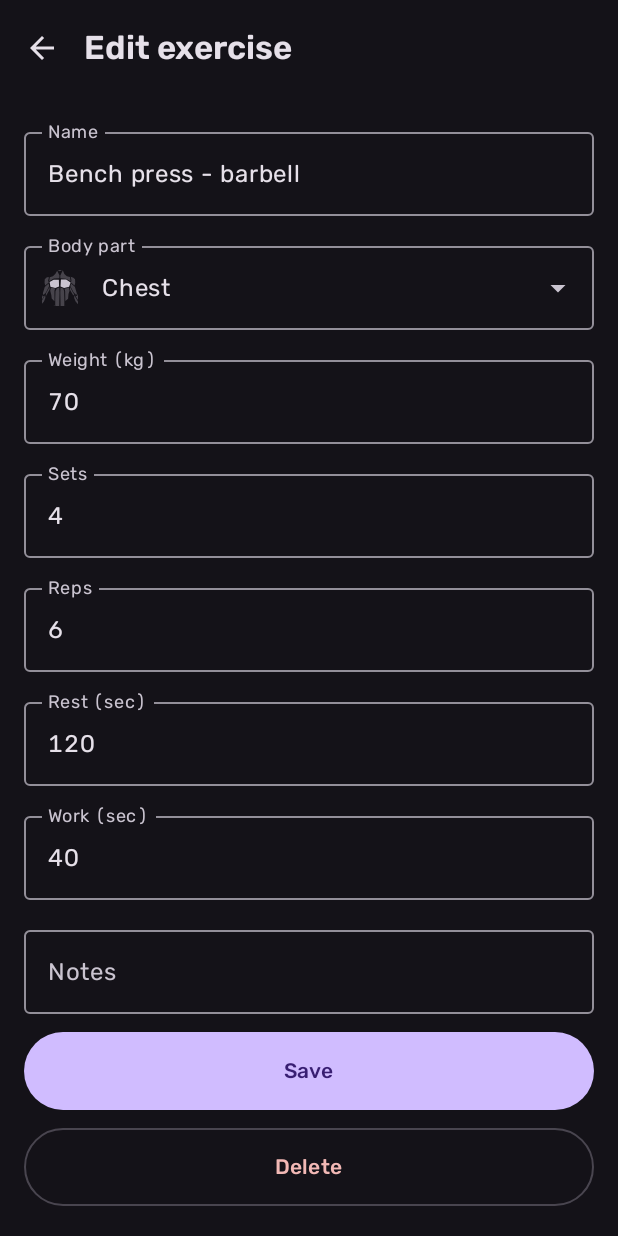
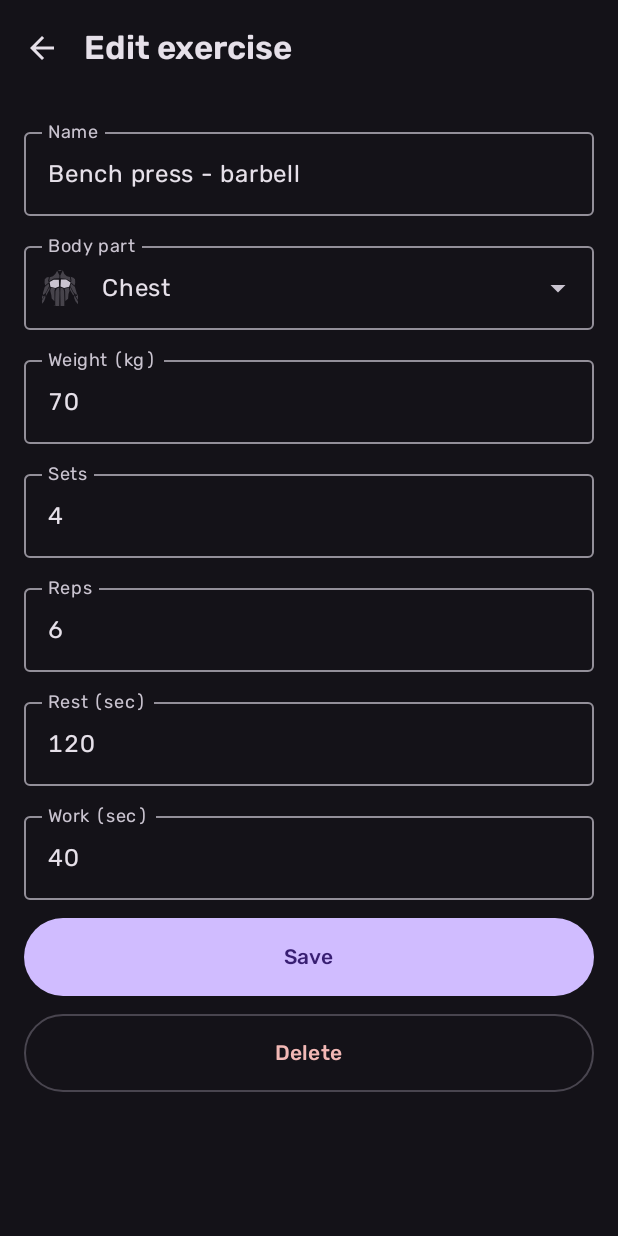
Before and after one commit to barelimelech94/sga, an Android app built with Jetpack Compose: the ExercisesScreen screen opened through its navigation route, after a tap on "Bench press - barbell", on a phone screen of 412 x 824 dp. Run offline under Robolectric (Android 15) with nearby library versions, the phone set to English and light mode, and no system bars; our stand-ins replace Room's generated code.

Commit message:
Workout resume reopens the exercise in progress; drop the unused exercise notes field
Resuming with sets logged now selects the most recently logged exercise if it
still has sets left (defaultSelection, already tested but never wired), else the
next planned one. The card outline follows the same rule when nothing is open.

Notes are gone from the exercise editor. The column stays in the Room entity so
the schema (v1, no migrations) and old backups remain compatible.

```diff
--- a/app/src/main/java/com/bar/sga/data/Entities.kt
+++ b/app/src/main/java/com/bar/sga/data/Entities.kt
@@ -17,6 +17,7 @@ data class Exercise(
     val reps: Int,
     val restSec: Int,
     val workSec: Int,
+    /** Unused (no longer shown or edited). Kept so the Room schema and old backups stay compatible. */
     val notes: String = "",
     val archived: Boolean = false,
 )
--- a/app/src/main/java/com/bar/sga/data/GymDb.kt
+++ b/app/src/main/java/com/bar/sga/data/GymDb.kt
@@ -30,7 +30,7 @@ abstract class GymDb : RoomDatabase() {
                     val exerciseId = db.insert("Exercise", 0, ContentValues().apply {
                         put("name", e.name); put("bodyPart", e.bodyPart); put("weightKg", e.weightKg)
                         put("sets", e.sets); put("reps", e.reps); put("restSec", e.restSec)
-                        put("workSec", e.workSec); put("notes", e.notes); put("archived", 0)
+                        put("workSec", e.workSec); put("notes", ""); put("archived", 0)
                     })
                     db.insert("SessionExercise", 0, ContentValues().apply {
                         put("sessionId", sessionId); put("exerciseId", exerciseId); put("position", i)
--- a/app/src/main/java/com/bar/sga/ui/ExerciseEditScreen.kt
+++ b/app/src/main/java/com/bar/sga/ui/ExerciseEditScreen.kt
@@ -52,19 +52,18 @@ fun ExerciseEditScreen(id: Long, onDone: () -> Unit, vm: ExerciseEditViewModel =
     var reps by remember { mutableStateOf("10") }
     var rest by remember { mutableStateOf("120") }
     var work by remember { mutableStateOf("40") }
-    var notes by remember { mutableStateOf("") }
     var error by remember { mutableStateOf<Int?>(null) }
     var confirmDelete by remember { mutableStateOf(false) }
     var confirmSave by remember { mutableStateOf(false) }
     var confirmLeave by remember { mutableStateOf(false) }
     var saved by remember { mutableStateOf(emptyList<String>()) } // field values as loaded (the defaults, for a new exercise)
-    fun values() = listOf(name, body.name, weight, sets, reps, rest, work, notes)
+    fun values() = listOf(name, body.name, weight, sets, reps, rest, work)
     fun dirty() = ready && values() != saved
 
     LaunchedEffect(id) {
         vm.load(id)?.let { e ->
             loaded = e; name = e.name; body = BodyGroup.from(e.bodyPart); weight = formatKg(e.weightKg)
-            sets = "${e.sets}"; reps = "${e.reps}"; rest = "${e.restSec}"; work = "${e.workSec}"; notes = e.notes
+            sets = "${e.sets}"; reps = "${e.reps}"; rest = "${e.restSec}"; work = "${e.workSec}"
         }
         saved = values()
         ready = true
@@ -88,7 +87,7 @@ fun ExerciseEditScreen(id: Long, onDone: () -> Unit, vm: ExerciseEditViewModel =
         if (loaded != null && dirty() && !confirmed) { confirmSave = true; return }
         vm.save(
             Exercise(id = loaded?.id ?: 0, name = name.trim(), bodyPart = body.name, weightKg = w!!, sets = s!!, reps = r!!,
-                restSec = rs!!, workSec = wk!!, notes = notes, archived = false),
+                restSec = rs!!, workSec = wk!!, archived = false),
             onDone,
         )
     }
@@ -136,7 +135,6 @@ fun ExerciseEditScreen(id: Long, onDone: () -> Unit, vm: ExerciseEditViewModel =
                 keyboardOptions = KeyboardOptions(keyboardType = KeyboardType.Number))
             OutlinedTextField(work, { work = it }, Modifier.fillMaxWidth(), label = { Text(stringResource(R.string.label_work_sec)) }, singleLine = true,
                 keyboardOptions = KeyboardOptions(keyboardType = KeyboardType.Number))
-            OutlinedTextField(notes, { notes = it }, Modifier.fillMaxWidth(), label = { Text(stringResource(R.string.label_notes)) })
             error?.let { Text(stringResource(it), color = MaterialTheme.colorScheme.error) }
             Button(onClick = { save() }, Modifier.fillMaxWidth().height(52.dp)) { Text(stringResource(R.string.save)) }
             if (loaded != null) {
--- a/app/src/main/java/com/bar/sga/ui/WorkoutScreen.kt
+++ b/app/src/main/java/com/bar/sga/ui/WorkoutScreen.kt
@@ -93,6 +93,17 @@ class WorkoutViewModel(app: Application) : AndroidViewModel(app) {
     /** Explicit choice (SessionExercise.id); null = no exercise selected, panel hidden. Not persisted. */
     val selectedId = MutableStateFlow<Long?>(null)
 
+    init {
+        // Resuming a workout with sets logged: reopen the exercise in progress, not the next planned one.
+        viewModelScope.launch {
+            val w = active.first() ?: return@launch
+            val ls = dao.observeLogs(w.id).first()
+            if (ls.isEmpty()) return@launch
+            val its = dao.observeSessionExercises(w.sessionId).first()
+            if (selectedId.value == null) selectedId.value = defaultSelection(its, ls)?.id
+        }
+    }
+
     fun setDone(item: SessionExercise, weight: Double, reps: Int) = viewModelScope.launch {
         val w = dao.getActiveWorkout() ?: return@launch
         val now = System.currentTimeMillis()
@@ -179,6 +190,7 @@ fun WorkoutScreen(onGone: () -> Unit, vm: WorkoutViewModel = viewModel()) {
     var confirmAbort by remember { mutableStateOf(false) }
     val sorted = items.sortedBy { it.position }
     val next = nextUp(items, logs)
+    val current = defaultSelection(items, logs)
     val selected = sorted.firstOrNull { it.id == explicit }
     val clock = rememberNow()
     val resting by remember(workout.restEndsAt) { derivedStateOf { (workout.restEndsAt ?: 0L) > clock.value } }
@@ -237,8 +249,8 @@ fun WorkoutScreen(onGone: () -> Unit, vm: WorkoutViewModel = viewModel()) {
                     val d = doneSets(it, logs)
                     val complete = d >= it.sets
                     val isNext = it.id == next?.id
-                    // The border marks the exercise in the panel; with none open, it points at what's next.
-                    val outlined = it.id == (selected ?: next)?.id
+                    // The border marks the exercise in the panel; with none open, the one in progress or else what's next.
+                    val outlined = it.id == (selected ?: current)?.id
                     Card(
                         Modifier.fillMaxWidth().alpha(if (complete) 0.55f else 1f).clickable { vm.selectedId.value = it.id },
                         colors = selectableCardColors(it.id == selected?.id),
--- a/app/src/main/res/values/strings.xml
+++ b/app/src/main/res/values/strings.xml
@@ -78,7 +78,6 @@
     <string name="label_reps">Reps</string>
     <string name="label_rest_sec">Rest (sec)</string>
     <string name="label_work_sec">Work (sec)</string>
-    <string name="label_notes">Notes</string>
     <string name="err_name_required">Name is required</string>
     <string name="err_weight">Weight must be a number, 0 or more</string>
     <string name="err_sets">Sets must be at least 1</string>
```
Also changed, not shown: 1 other file.
